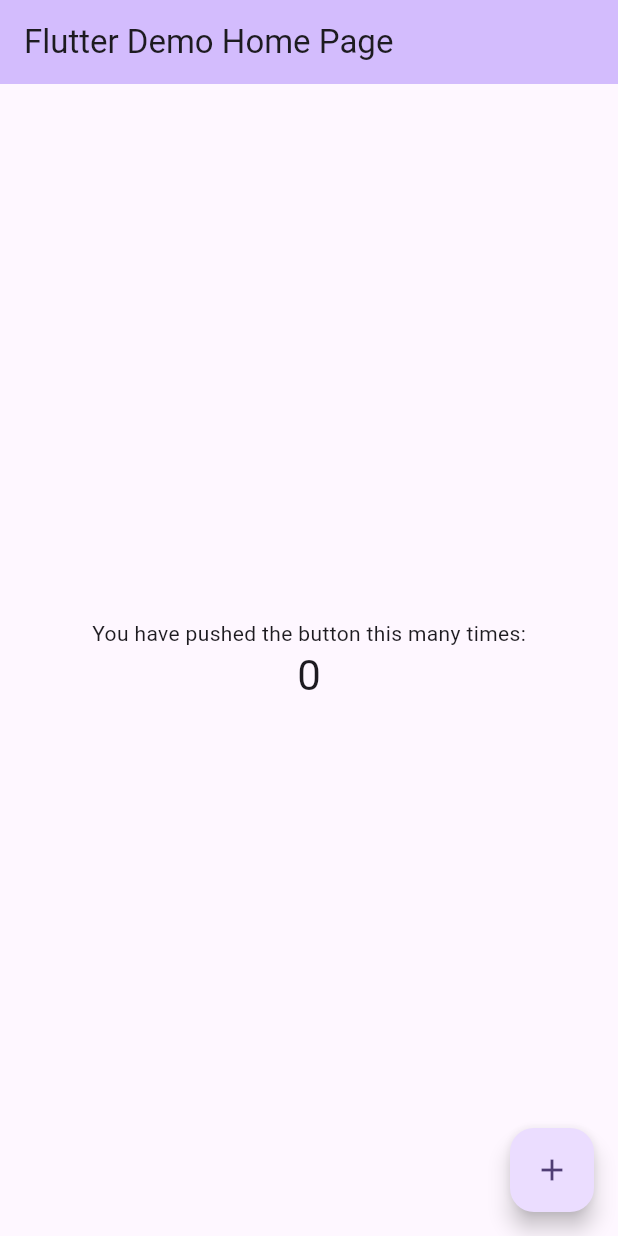
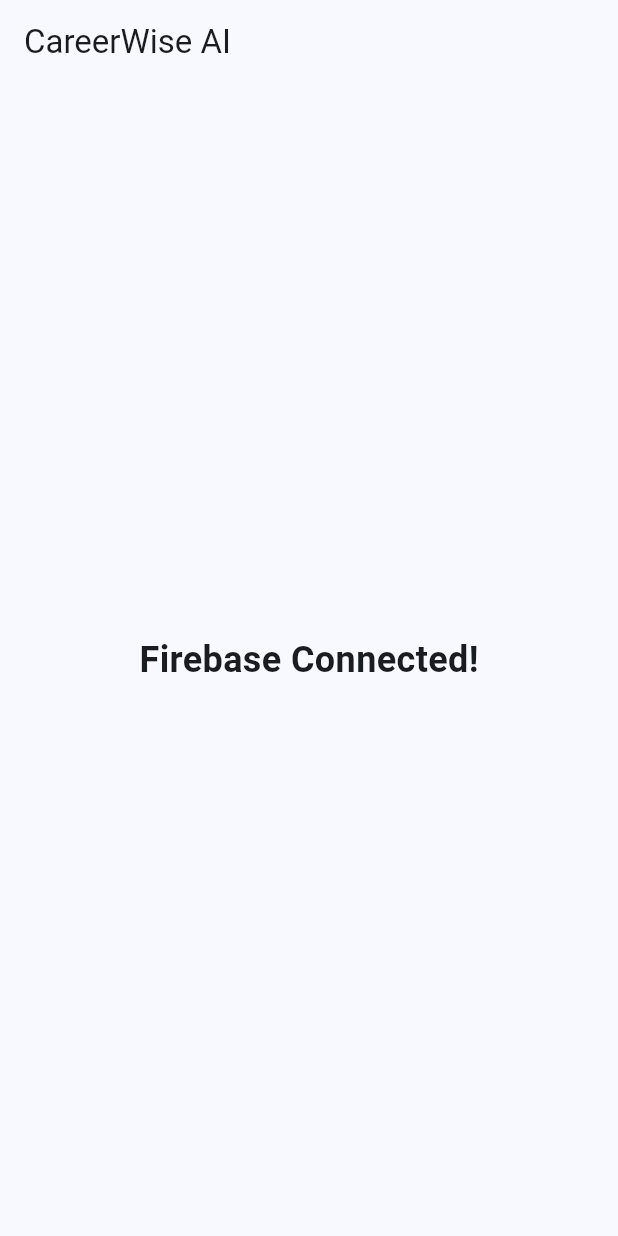
Before and after one commit to Tharaka234/careerwise-ai, a Flutter app: the screen it shows after launch, on a phone screen of 412 x 824 dp. Run offline on Flutter 3.47's test engine with Material 3 defaults, Android fonts, the phone set to English and light mode, and no system bars; our stand-ins replace firebase_core; accounts and stored records are empty.

Commit message:
Configure Firebase for Flutter app

```diff
--- a/lib/main.dart
+++ b/lib/main.dart
@@ -1,121 +1,54 @@
+import 'package:firebase_core/firebase_core.dart';
 import 'package:flutter/material.dart';
 
-void main() {
-  runApp(const MyApp());
+import 'firebase_options.dart';
+
+Future<void> main() async {
+  WidgetsFlutterBinding.ensureInitialized();
+
+  await Firebase.initializeApp(
+    options: DefaultFirebaseOptions.currentPlatform,
+  );
+
+  runApp(const CareerWiseApp());
 }
 
-class MyApp extends StatelessWidget {
-  const MyApp({super.key});
+class CareerWiseApp extends StatelessWidget {
+  const CareerWiseApp({super.key});
 
-  // This widget is the root of your application.
   @override
   Widget build(BuildContext context) {
     return MaterialApp(
-      title: 'Flutter Demo',
+      debugShowCheckedModeBanner: false,
+      title: 'CareerWise AI',
       theme: ThemeData(
-        // This is the theme of your application.
-        //
-        // TRY THIS: Try running your application with "flutter run". You'll see
-        // the application has a purple toolbar. Then, without quitting the app,
-        // try changing the seedColor in the colorScheme below to Colors.green
-        // and then invoke "hot reload" (save your changes or press the "hot
-        // reload" button in a Flutter-supported IDE, or press "r" if you used
-        // the command line to start the app).
-        //
-        // Notice that the counter didn't reset back to zero; the application
-        // state is not lost during the reload. To reset the state, use hot
-        // restart instead.
-        //
-        // This works for code too, not just values: Most code changes can be
-        // tested with just a hot reload.
-        colorScheme: .fromSeed(seedColor: Colors.deepPurple),
+        colorScheme: ColorScheme.fromSeed(
+          seedColor: Colors.blue,
+        ),
+        useMaterial3: true,
       ),
-      home: const MyHomePage(title: 'Flutter Demo Home Page'),
+      home: const HomeScreen(),
     );
   }
 }
 
-class MyHomePage extends StatefulWidget {
-  const MyHomePage({super.key, required this.title});
-
-  // This widget is the home page of your application. It is stateful, meaning
-  // that it has a State object (defined below) that contains fields that affect
-  // how it looks.
-
-  // This class is the configuration for the state. It holds the values (in this
-  // case the title) provided by the parent (in this case the App widget) and
-  // used by the build method of the State. Fields in a Widget subclass are
-  // always marked "final".
-
-  final String title;
-
-  @override
-  State<MyHomePage> createState() => _MyHomePageState();
-}
-
-class _MyHomePageState extends State<MyHomePage> {
-  int _counter = 0;
-
-  void _incrementCounter() {
-    setState(() {
-      // This call to setState tells the Flutter framework that something has
-      // changed in this State, which causes it to rerun the build method below
-      // so that the display can reflect the updated values. If we changed
-      // _counter without calling setState(), then the build method would not be
-      // called again, and so nothing would appear to happen.
-      _counter++;
-    });
-  }
+class HomeScreen extends StatelessWidget {
+  const HomeScreen({super.key});
 
   @override
   Widget build(BuildContext context) {
-    // This method is rerun every time setState is called, for instance as done
-    // by the _incrementCounter method above.
-    //
-    // The Flutter framework has been optimized to make rerunning build methods
-    // fast, so that you can just rebuild anything that needs updating rather
-    // than having to individually change instances of widgets.
     return Scaffold(
       appBar: AppBar(
-        // TRY THIS: Try changing the color here to a specific color (to
-        // Colors.amber, perhaps?) and trigger a hot reload to see the AppBar
-        // change color while the other colors stay the same.
-        backgroundColor: Theme.of(context).colorScheme.inversePrimary,
-        // Here we take the value from the MyHomePage object that was created by
-        // the App.build method, and use it to set our appbar title.
-        title: Text(widget.title),
+        title: const Text('CareerWise AI'),
       ),
-      body: Center(
-        // Center is a layout widget. It takes a single child and positions it
-        // in the middle of the parent.
-        child: Column(
-          // Column is also a layout widget. It takes a list of children and
-          // arranges them vertically. By default, it sizes itself to fit its
-          // children horizontally, and tries to be as tall as its parent.
-          //
-          // Column has various properties to control how it sizes itself and
-          // how it positions its children. Here we use mainAxisAlignment to
-          // center the children vertically; the main axis here is the vertical
-          // axis because Columns are vertical (the cross axis would be
-          // horizontal).
-          //
-          // TRY THIS: Invoke "debug painting" (choose the "Toggle Debug Paint"
-          // action in the IDE, or press "p" in the console), to see the
-          // wireframe for each widget.
-          mainAxisAlignment: .center,
-          children: [
-            const Text('You have pushed the button this many times:'),
-            Text(
-              '$_counter',
-              style: Theme.of(context).textTheme.headlineMedium,
-            ),
-          ],
+      body: const Center(
+        child: Text(
+          'Firebase Connected!',
+          style: TextStyle(
+            fontSize: 24,
+            fontWeight: FontWeight.bold,
+          ),
         ),
-      ),
-      floatingActionButton: FloatingActionButton(
-        onPressed: _incrementCounter,
-        tooltip: 'Increment',
-        child: const Icon(Icons.add),
       ),
     );
   }
--- a/pubspec.yaml
+++ b/pubspec.yaml
@@ -31,9 +31,13 @@ dependencies:
   flutter:
     sdk: flutter
 
+  flutter_web_plugins:
+      sdk: flutter
+
   # The following adds the Cupertino Icons font to your application.
   # Use with the CupertinoIcons class for iOS style icons.
   cupertino_icons: ^1.0.8
+  firebase_core: ^4.15.0
 
 dev_dependencies:
   flutter_test:
```
Also changed, not shown: firebase.json (added), lib/firebase_options.dart (added).
